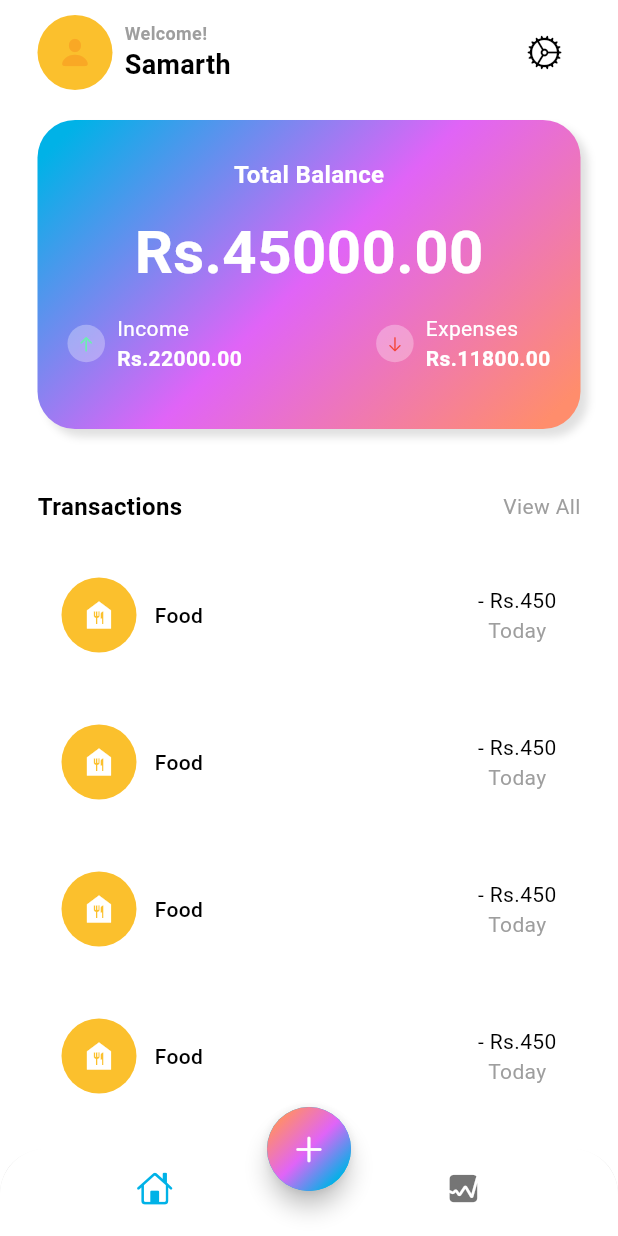
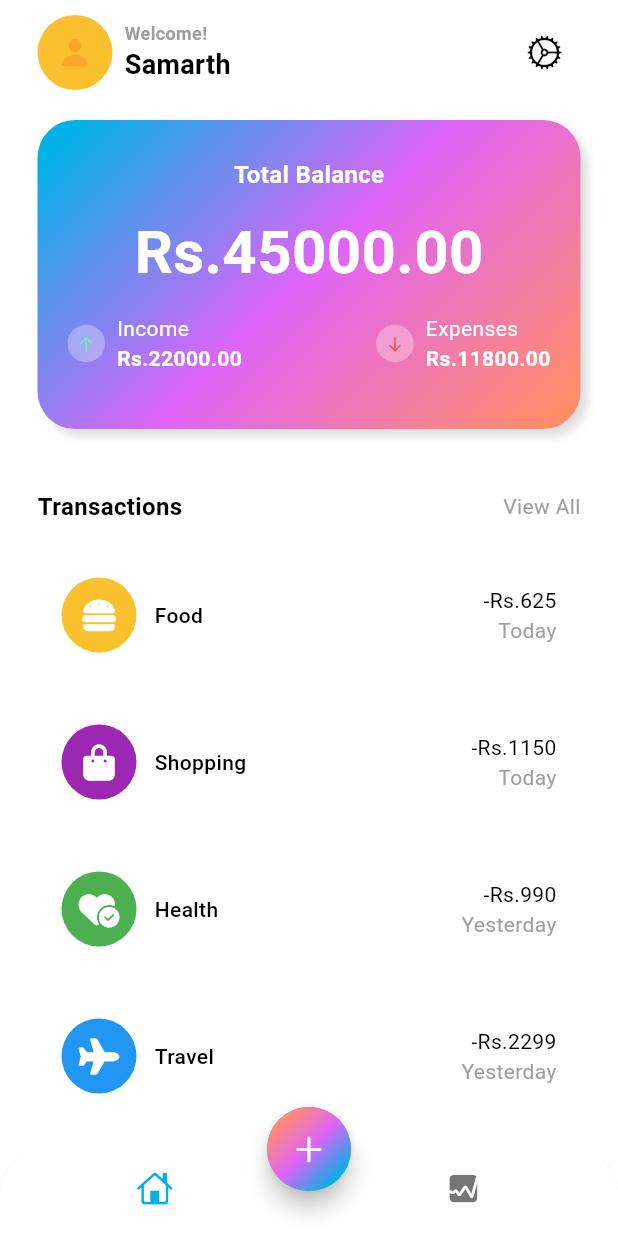
Before and after one commit to samarth-5/Expenzo, a Flutter app: the screen it shows after launch, on a phone screen of 412 x 824 dp. Run offline on Flutter 3.47's test engine with Material 3 defaults, Android fonts, the light colour scheme and no system bars; our stand-ins replace font_awesome_flutter.

Commit message:
created data file and displayed it

```diff
--- /dev/null
+++ b/lib/data/data.dart
@@ -0,0 +1,33 @@
+import 'package:font_awesome_flutter/font_awesome_flutter.dart';
+import 'package:flutter/material.dart';
+
+List<Map<String, dynamic>> transactionsData = [
+  {
+    'icon': const FaIcon(FontAwesomeIcons.burger, color: Colors.white),
+    'color': Colors.yellow[700],
+    'name': 'Food',
+    'totalAmount': '-Rs.625',
+    'date': 'Today'
+  },
+  {
+    'icon': const FaIcon(FontAwesomeIcons.bagShopping, color: Colors.white),
+    'color': Colors.purple,
+    'name': 'Shopping',
+    'totalAmount': '-Rs.1150',
+    'date': 'Today'
+  },
+  {
+    'icon': const FaIcon(FontAwesomeIcons.heartCircleCheck, color: Colors.white),
+    'color': Colors.green,
+    'name': 'Health',
+    'totalAmount': '-Rs.990',
+    'date': 'Yesterday'
+  },
+  {
+    'icon': const FaIcon(FontAwesomeIcons.plane, color: Colors.white),
+    'color': Colors.blue,
+    'name': 'Travel',
+    'totalAmount': '-Rs.2299',
+    'date': 'Yesterday'
+  },
+];
--- a/lib/screens/home/views/main_screen.dart
+++ b/lib/screens/home/views/main_screen.dart
@@ -1,5 +1,6 @@
 import 'dart:math';
 
+import 'package:expenzo/data/data.dart';
 import 'package:flutter/cupertino.dart';
 import 'package:flutter/material.dart';
 
@@ -238,7 +239,7 @@ class MainScreen extends StatelessWidget {
             const SizedBox(height: 20),
             Expanded(
               child: ListView.builder(
-                itemCount: 6,
+                itemCount: transactionsData.length,
                 itemBuilder: (context, int i) {
                   return Padding(
                     padding: const EdgeInsets.only(bottom: 16),
@@ -260,21 +261,22 @@ class MainScreen extends StatelessWidget {
                                       width: 50,
                                       height: 50,
                                       decoration: BoxDecoration(
-                                        color: Colors.yellow[700],
+                                        color: transactionsData[i]['color'],
                                         shape: BoxShape.circle,
                                       ),
                                     ),
-                                    Icon(
-                                      Icons.food_bank,
-                                      color: Colors.white,
-                                    ),
+                                    transactionsData[i]['icon']
+                                    // Icon(
+                                    //   Icons.food_bank,
+                                    //   color: Colors.white,
+                                    // ),
                                   ],
                                 ),
                                 SizedBox(
                                   width: 12,
                                 ),
                                 Text(
-                                  'Food',
+                                  transactionsData[i]['name'],
                                   style: TextStyle(
                                     fontSize: 14,
                                     color: Theme.of(context)
@@ -286,9 +288,10 @@ class MainScreen extends StatelessWidget {
                               ],
                             ),
                             Column(
+                              crossAxisAlignment: CrossAxisAlignment.end,
                               children: [
                                 Text(
-                                  '- Rs.450',
+                                  transactionsData[i]['totalAmount'],
                                   style: TextStyle(
                                     fontSize: 14,
                                     color: Theme.of(context)
@@ -298,7 +301,7 @@ class MainScreen extends StatelessWidget {
                                   ),
                                 ),
                                 Text(
-                                  'Today',
+                                  transactionsData[i]['date'],
                                   style: TextStyle(
                                     fontSize: 14,
                                     color:
--- a/pubspec.yaml
+++ b/pubspec.yaml
@@ -35,6 +35,7 @@ dependencies:
   # The following adds the Cupertino Icons font to your application.
   # Use with the CupertinoIcons class for iOS style icons.
   cupertino_icons: ^1.0.8
+  font_awesome_flutter: ^10.7.0
 
 dev_dependencies:
   flutter_test:
```
Also changed, not shown: pubspec.lock.
